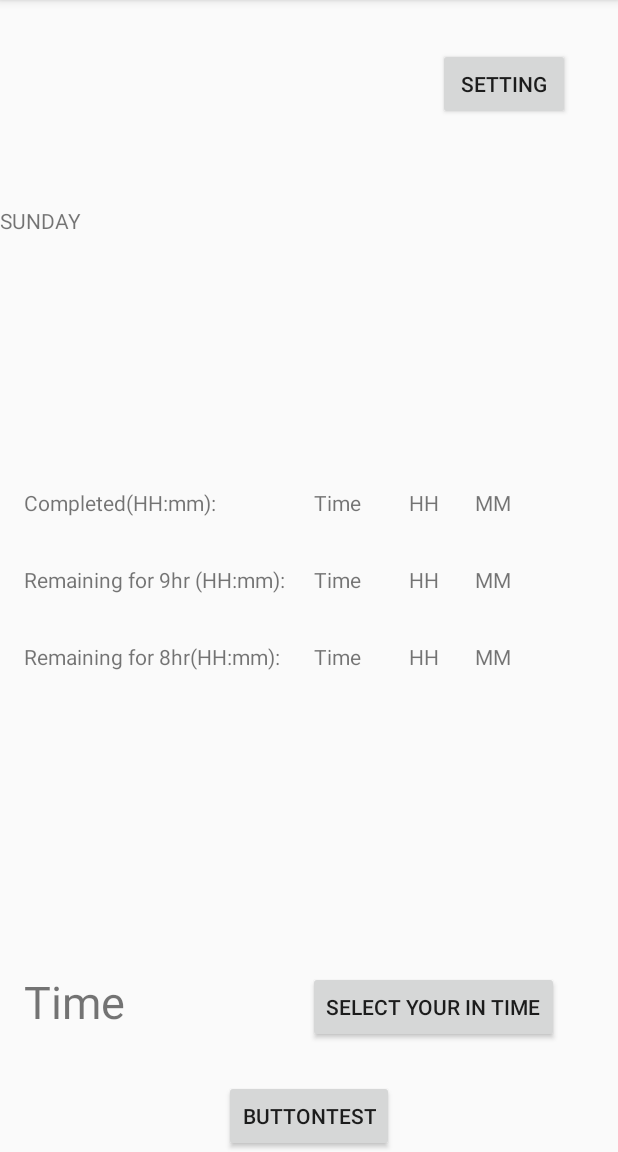
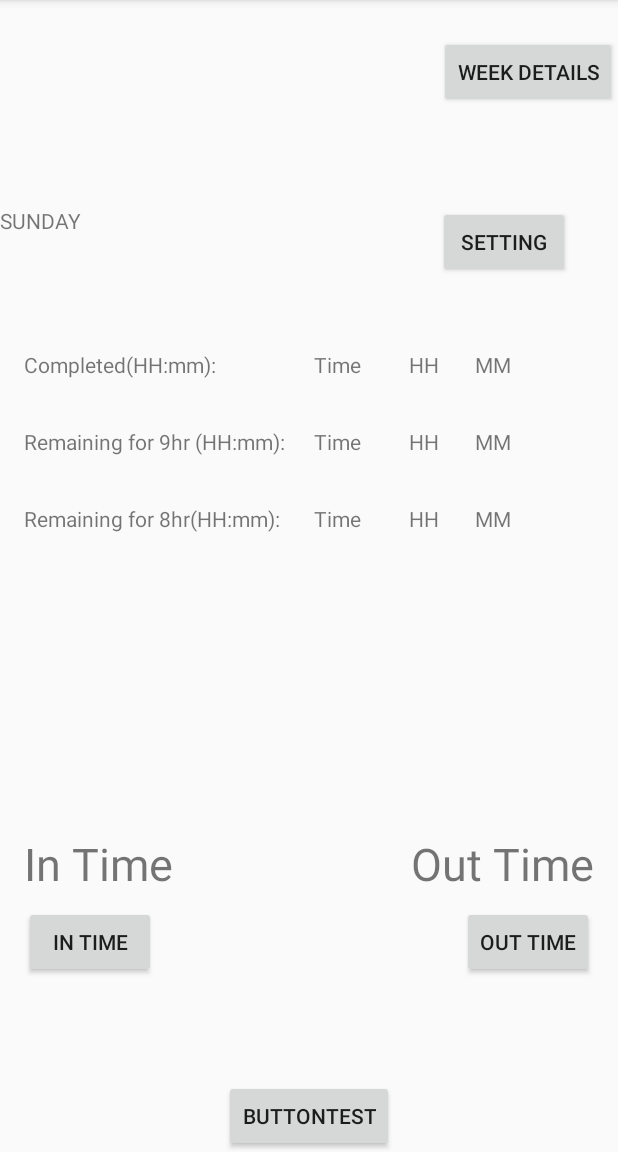
Before and after one commit to vjack33/Time-Runner, an Android app: the screen it shows after launch (MainActivity), after a tap on "BUTTONTEST", on a phone screen of 412 x 824 dp, the part 84-1236 px from its top. Run offline under Robolectric (Android 15) with nearby library versions, the phone set to English and light mode, and no system bars.

Commit message:
Out time added, confusing Out Time logic to be implemented, and Reverted back to old SharedPreferences

```diff
--- a/app/src/main/AndroidManifest.xml
+++ b/app/src/main/AndroidManifest.xml
@@ -18,6 +18,7 @@
             </intent-filter>
         </activity>
         <activity android:name=".ConfigActivity"></activity>
+        <activity android:name=".WeekDetailActivity"></activity>
     </application>
 
 </manifest>
--- a/app/src/main/java/com/example/myapplication/MainActivity.kt
+++ b/app/src/main/java/com/example/myapplication/MainActivity.kt
@@ -1,15 +1,14 @@
 package com.example.myapplication
 
 import android.app.TimePickerDialog
+import android.content.Context
 import android.content.Intent
-import android.content.SharedPreferences
 import android.os.Bundle
 import android.util.Log
 import android.widget.Button
 import android.widget.TextView
 import android.widget.Toast
 import androidx.appcompat.app.AppCompatActivity
-import androidx.preference.PreferenceManager
 import kotlinx.android.synthetic.main.activity_main.*
 import java.text.SimpleDateFormat
 import java.time.LocalDate
@@ -24,18 +23,18 @@ class MainActivity : AppCompatActivity() {
         super.onCreate(savedInstanceState)
         setContentView(R.layout.activity_main)
 
-        val sharedPreferences: SharedPreferences = PreferenceManager.getDefaultSharedPreferences(applicationContext)
-        sharedPreferences?.all?.forEach {
-            //access key using it.key & value using it.value
-            Log.d("Preferences values",it.key + ": " + it.value)
-        }
-
 /*
         Initialization of every TextView and Buttons
 */
-        textViewToday.text = LocalDate.now().dayOfWeek.toString()                                       // Get today's day eg: SUNDAY
+        val sharedPreferences = getSharedPreferences("SP_INFO", Context.MODE_PRIVATE)
 
-        val mPickInTimeBtn = findViewById<Button>(R.id.pickInTimeBtn)                                   // Select Time Button Init
+
+
+        textViewToday.text = LocalDate.now().dayOfWeek.toString()                                     // Get today's day eg: SUNDAY
+        var todayDay = LocalDate.now().dayOfWeek.toString()
+
+        val mPickInTimeBtn = findViewById<Button>(R.id.pickInTimeBtn)                                    // Select Time Button Init
+        val mPickOutTimeBtn = findViewById<Button>(R.id.pickOutTimeBtn)
         val textViewInTime = findViewById<TextView>(R.id.textViewInTime)                                // Main Time Entry Text Init
         val submitBtn = findViewById<Button>(R.id.buttonSubmit)                                         // Submit Button Init
 
@@ -53,10 +52,12 @@ class MainActivity : AppCompatActivity() {
 
         var hourSet : Int? = null
         var minuteSet : Int? = null
+        var hourSetOut : Int? = null
+        var minuteSetOut : Int? = null
         var hourLocal : Int? = null
         var minuteLocal : Int? = null
 /*
-         Time Picker logic
+         IN Time Picker logic
 */
 
         mPickInTimeBtn.setOnClickListener {
@@ -79,12 +80,37 @@ class MainActivity : AppCompatActivity() {
             ).show()
         }
 
+        mPickOutTimeBtn.setOnClickListener {
+            val cal = Calendar.getInstance()
+            val timeSetListener = TimePickerDialog.OnTimeSetListener { timePicker, hour, minute ->
+                cal.set(Calendar.HOUR_OF_DAY, hour)
+                cal.set(Calendar.MINUTE, minute)
+
+                textViewOutTime.text = SimpleDateFormat("HH:mm").format(cal.time)                // HH:mm format Set Time
+                hourSetOut = timePicker.hour
+                minuteSetOut = timePicker.minute
+            }
+
+            TimePickerDialog(
+                this,
+                timeSetListener,
+                cal.get(Calendar.HOUR_OF_DAY),
+                cal.get(Calendar.MINUTE),
+                false
+            ).show()
+        }
+
         submitBtn.setOnClickListener {
 
-            if(textViewInTime.text == "Time"){
-                Toast.makeText(this@MainActivity, "Please select a time.", Toast.LENGTH_SHORT).show()
-            }
-            else {
+            if (sharedPreferences.getBoolean(todayDay,false) != true) {
+                Log.d("map values", "FFFFFFFFFFFFFFFFFFFFFFFFFFFFFFFF")
+                Toast.makeText(this@MainActivity, "ffffff.", Toast.LENGTH_SHORT).show()
+
+                if (textViewInTime.text == "In Time") {
+                    Toast.makeText(this@MainActivity, "Please select a In time.", Toast.LENGTH_SHORT).show()
+                } else if (textViewOutTime.text == "Out Time") {
+                    Toast.makeText(this@MainActivity, "Please select a Out time.", Toast.LENGTH_SHORT).show()
+                } else {
 /*
             Initial textView Colors
 */
@@ -100,13 +126,24 @@ class MainActivity : AppCompatActivity() {
 */
 
                     var d1: LocalTime =
-                    LocalTime.parse(textViewInTime.text.toString())                                        // Parse Time selector text as Time
+                        LocalTime.parse(textViewInTime.text.toString())                                        // Parse Time selector text as IN Time
                     var d2: LocalTime =
                         LocalTime.now()                                                                        // Get local time from device
                     var d3: LocalTime =
                         d1.plusHours(9)                                                             // Set Time plus 9 hr
                     var d4: LocalTime =
                         d1.plusHours(8)                                                             // Set Time plus 8 hr
+                    var d5: LocalTime =
+                        LocalTime.parse(textViewOutTime.text.toString())                                        // Parse Time selector text as OUT Time
+
+                    if (d1 > d5) {
+                        Toast.makeText(this@MainActivity, "Out Time can not be before In Time.", Toast.LENGTH_SHORT).show()
+                    }
+
+                    if (d5 < d2){                                                                              // Swap Out time with current Localtime if Already left
+                        d2 = d5
+                        Toast.makeText(this@MainActivity, "Swappped.", Toast.LENGTH_SHORT).show()
+                    }
 
 /*
             Print all TextViews Here with logic
@@ -160,10 +197,28 @@ class MainActivity : AppCompatActivity() {
 
                 }
             }
+            else{
+                Log.d("RRR","TTTTTTTTTTTTTTTTTTTTTTTTTTTTTTTTTTT")
+                Toast.makeText(this@MainActivity, "ttttttttttt.", Toast.LENGTH_SHORT).show()
+            }
+
+        }
 
         buttonSetting.setOnClickListener {
             val intent = Intent(this, ConfigActivity::class.java)
             startActivity(intent)
         }
+
+        buttonWeekDetail.setOnClickListener {
+            val intent = Intent(this, WeekDetailActivity::class.java)
+            startActivity(intent)
         }
+
+
     }
+
+    override fun onBackPressed() {                                                                        // super.onBackPressed(); commented this line in order to disable back press
+        Toast.makeText(applicationContext, "Back press disabled!", Toast.LENGTH_SHORT).show()
+    }
+
+}
--- a/app/src/main/java/com/example/myapplication/Prefs.kt
+++ b/app/src/main/java/com/example/myapplication/Prefs.kt
@@ -1,9 +1,12 @@
 package com.example.myapplication
 
 import android.content.Context
+import android.content.SharedPreferences
 
 class Prefs(context: Context) {
-    private val prefsFileName = context.packageName
+    //private val prefsFileName = context.packageName
+    private val prefsFileName = "TEST"
+
     private val numberID = "number"
     private val pName = "NAME"
     private val pSunday = "SUNDAY"
@@ -20,7 +23,7 @@ class Prefs(context: Context) {
     private val pWeekHours = "WEEKHOURS"
     private val pWeekMinutes = "WEEKMINUTES"
 
-    private val prefs = context.getSharedPreferences(prefsFileName,0)
+    private val prefs : SharedPreferences = context.getSharedPreferences(prefsFileName,0)
 
     var number: Int
         get() = prefs.getInt(numberID,0)
--- a/app/src/main/res/layout/activity_main.xml
+++ b/app/src/main/res/layout/activity_main.xml
@@ -23,22 +23,41 @@
         android:id="@+id/pickInTimeBtn"
         android:layout_width="wrap_content"
         android:layout_height="wrap_content"
-        android:text="Select your In Time"
-        app:layout_constraintEnd_toEndOf="parent"
-        app:layout_constraintHorizontal_bias="0.757"
-        app:layout_constraintStart_toEndOf="@+id/textViewInTime"
-        app:layout_constraintTop_toTopOf="@+id/textViewInTime" />
+        android:layout_marginTop="8dp"
+        android:text="In Time"
+        app:layout_constraintStart_toStartOf="@+id/textViewInTime"
+        app:layout_constraintTop_toBottomOf="@+id/textViewInTime" />
+
+    <Button
+        android:id="@+id/pickOutTimeBtn"
+        android:layout_width="wrap_content"
+        android:layout_height="wrap_content"
+        android:layout_marginTop="8dp"
+        android:text="Out Time"
+        app:layout_constraintEnd_toEndOf="@+id/textViewOutTime"
+        app:layout_constraintTop_toBottomOf="@+id/textViewInTime" />
 
     <TextView
         android:id="@+id/textViewInTime"
         android:layout_width="wrap_content"
         android:layout_height="wrap_content"
         android:layout_marginStart="16dp"
-        android:layout_marginBottom="32dp"
-        android:text="Time"
+        android:layout_marginBottom="124dp"
+        android:text="In Time"
         android:textSize="30sp"
         app:layout_constraintBottom_toTopOf="@+id/buttonSubmit"
         app:layout_constraintStart_toStartOf="parent" />
+
+    <TextView
+        android:id="@+id/textViewOutTime"
+        android:layout_width="wrap_content"
+        android:layout_height="wrap_content"
+        android:layout_marginEnd="16dp"
+        android:layout_marginBottom="124dp"
+        android:text="Out Time"
+        android:textSize="30sp"
+        app:layout_constraintBottom_toTopOf="@+id/buttonSubmit"
+        app:layout_constraintEnd_toEndOf="parent" />
 
     <Button
         android:id="@+id/buttonSubmit"
@@ -161,11 +180,10 @@
         android:id="@+id/buttonSetting"
         android:layout_width="wrap_content"
         android:layout_height="wrap_content"
-        android:layout_marginTop="32dp"
         android:layout_marginEnd="32dp"
         android:text="Setting"
         app:layout_constraintEnd_toEndOf="parent"
-        app:layout_constraintTop_toTopOf="parent" />
+        app:layout_constraintTop_toTopOf="@+id/textViewToday" />
 
     <TextView
         android:id="@+id/textViewToday"
@@ -176,5 +194,15 @@
         app:layout_constraintStart_toStartOf="parent"
         app:layout_constraintTop_toTopOf="parent" />
 
+    <Button
+        android:id="@+id/buttonWeekDetail"
+        android:layout_width="wrap_content"
+        android:layout_height="wrap_content"
+        android:layout_marginTop="24dp"
+        android:text="Week Details"
+        app:layout_constraintEnd_toEndOf="parent"
+        app:layout_constraintStart_toStartOf="@+id/buttonSetting"
+        app:layout_constraintTop_toTopOf="parent" />
+
 
 </androidx.constraintlayout.widget.ConstraintLayout>
```
Also changed, not shown: app/src/main/java/com/example/myapplication/ConfigActivity.kt (+9 -9 lines), app/src/main/java/com/example/myapplication/WeekDetailActivity.kt (added, +11 -0 lines), app/src/main/res/layout/activity_weekdetail.xml (added, +186 -0 lines). Lines whose indentation alone changed are shown as unchanged.
